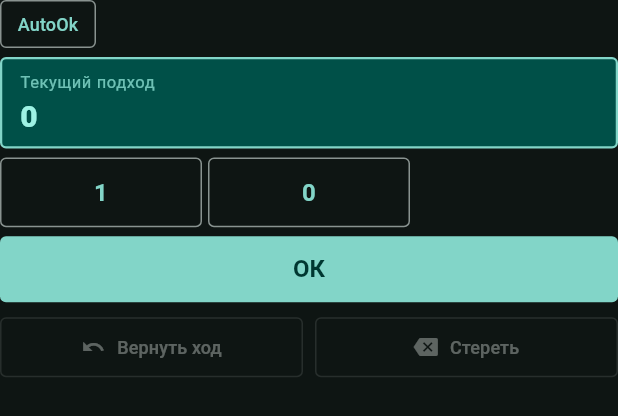
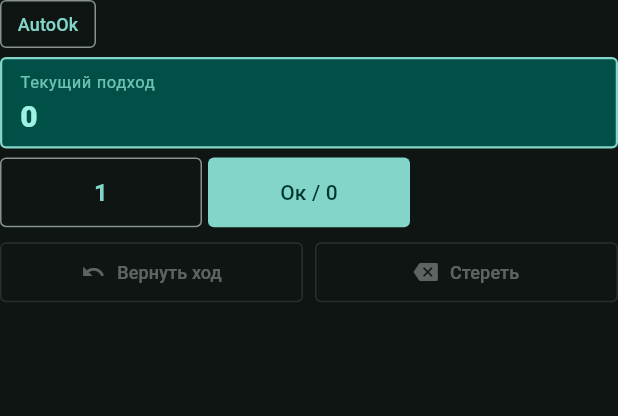
Before and after one commit to tarabaneugene-maker/dart-pro-app, a Flutter app: the TrainingInputMenu widget shown alone on an empty page, opened directly with empty values, on a phone screen of 412 x 824 dp. Shown: the top 416 px of the screen. Run offline on Flutter 3.47's test engine with Material 3 defaults, Android fonts, the phone set to English and light mode, and no system bars; our stand-ins replace shared_preferences; accounts and stored records are empty; network calls fail.

Commit message:
fix: возвращена кнопка Ок/0 в грид, убрана дублирующая большая кнопка ОК

```diff
--- a/lib/training/training_widgets.dart
+++ b/lib/training/training_widgets.dart
@@ -315,21 +315,7 @@ class TrainingInputMenu extends StatelessWidget {
               );
             }
             if (index == keypadValues.length) {
-              return OutlinedButton(
-                style: btnStyle,
-                onPressed: disabled ? null : () => onValueSelected(0),
-                child: const Text('0'),
-              );
-            }
-            return const SizedBox();
-          },
-        ),
-        const SizedBox(height: 6),
-        // Кнопка ОК на всю ширину
-        SizedBox(
-          width: double.infinity,
-          height: 44,
-          child: FilledButton(
+              return FilledButton(
                 style: FilledButton.styleFrom(
                   shape: RoundedRectangleBorder(
                     borderRadius: BorderRadius.circular(4),
@@ -343,8 +329,11 @@ class TrainingInputMenu extends StatelessWidget {
                         }
                         onConfirm();
                       },
-            child: const Text('ОК', style: TextStyle(fontSize: 16, fontWeight: FontWeight.bold)),
-          ),
+                child: const Text('Ок / 0'),
+              );
+            }
+            return const SizedBox();
+          },
         ),
         const SizedBox(height: 6),
         // Кнопки "Вернуть ход" и "Стереть"
```
Lines whose indentation alone changed are shown as unchanged.
